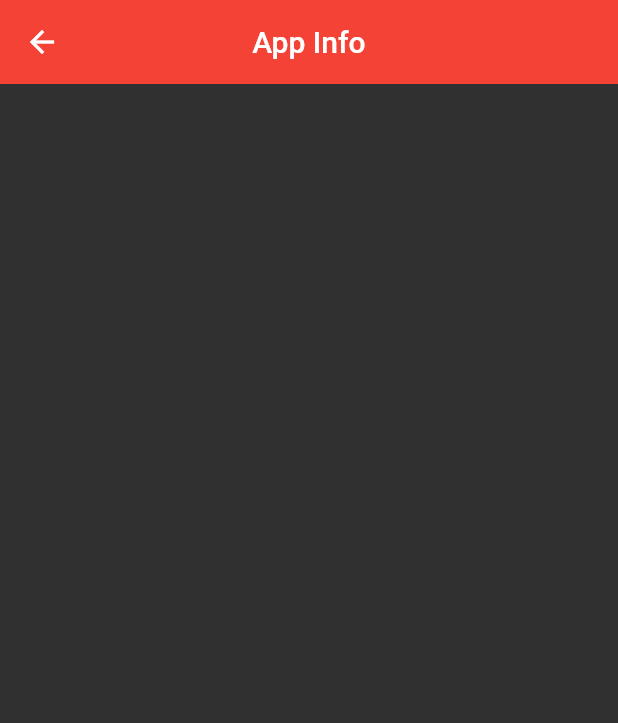
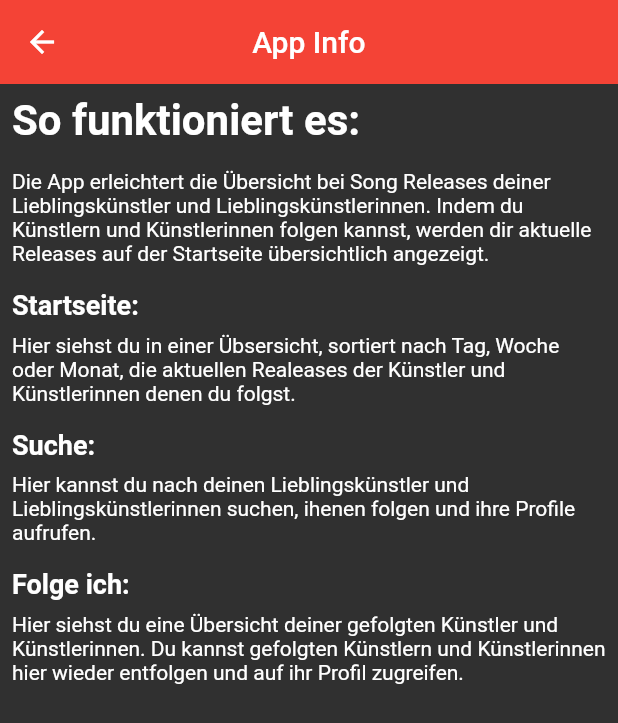
Before and after one commit to Janoxx/songApp_projekt, a Flutter app: the screen it shows after launch, in the side drawer, after a tap on "App Info", on a phone screen of 412 x 824 dp. Shown: the top 723 px of the screen. Run offline on Flutter 3.47's test engine with Material 2 defaults, Android fonts, the light colour scheme and no system bars.

Commit message:
AppInfo --> beschrieben wie die App funktioniert, änderungen in changelog geschrieben

```diff
--- a/lib/screens/appinfo.dart
+++ b/lib/screens/appinfo.dart
@@ -1,7 +1,9 @@
+// ignore_for_file: prefer_const_literals_to_create_immutables, prefer_const_constructors
+
 import 'package:flutter/material.dart';
 
 class AppInfo extends StatefulWidget {
-  const AppInfo({ Key? key }) : super(key: key);
+  const AppInfo({Key? key}) : super(key: key);
 
   @override
   _AppInfoState createState() => _AppInfoState();
@@ -16,7 +18,51 @@ class _AppInfoState extends State<AppInfo> {
         backgroundColor: Colors.red,
         centerTitle: true,
         title: Text('App Info'),
-        ),
+      ),
+      body: ListView(
+        children: [
+          Padding(
+            padding: EdgeInsets.all(8.0),
+            child: Text("So funktioniert es:",
+                style: TextStyle(fontWeight: FontWeight.bold, fontSize: 28)),
+          ),
+          Padding(
+            padding: EdgeInsets.all(8.0),
+            child: Text(
+                "Die App erleichtert die Übersicht bei Song Releases deiner Lieblingskünstler und Lieblingskünstlerinnen. Indem du Künstlern und Künstlerinnen folgen kannst, werden dir aktuelle Releases auf der Startseite übersichtlich angezeigt."),
+          ),
+          Padding(
+            padding: EdgeInsets.all(8.0),
+            child: Text("Startseite:",
+                style: TextStyle(fontWeight: FontWeight.bold, fontSize: 18)),
+          ),
+          Padding(
+            padding: EdgeInsets.fromLTRB(8, 0, 8, 8),
+            child: Text(
+                "Hier siehst du in einer Übsersicht, sortiert nach Tag, Woche oder Monat, die aktuellen Realeases der Künstler und Künstlerinnen denen du folgst."),
+          ),
+          Padding(
+            padding: EdgeInsets.all(8.0),
+            child: Text("Suche:",
+                style: TextStyle(fontWeight: FontWeight.bold, fontSize: 18)),
+          ),
+          Padding(
+            padding: EdgeInsets.fromLTRB(8, 0, 8, 8),
+            child: Text(
+                "Hier kannst du nach deinen Lieblingskünstler und Lieblingskünstlerinnen suchen, ihenen folgen und ihre Profile aufrufen."),
+          ),
+          Padding(
+            padding: EdgeInsets.all(8.0),
+            child: Text("Folge ich:",
+                style: TextStyle(fontWeight: FontWeight.bold, fontSize: 18)),
+          ),
+          Padding(
+            padding: EdgeInsets.fromLTRB(8, 0, 8, 8),
+            child: Text(
+                "Hier siehst du eine Übersicht deiner gefolgten Künstler und Künstlerinnen. Du kannst gefolgten Künstlern und Künstlerinnen hier wieder entfolgen und auf ihr Profil zugreifen. "),
+          ),
+        ],
+      ),
     );
   }
 }
```
